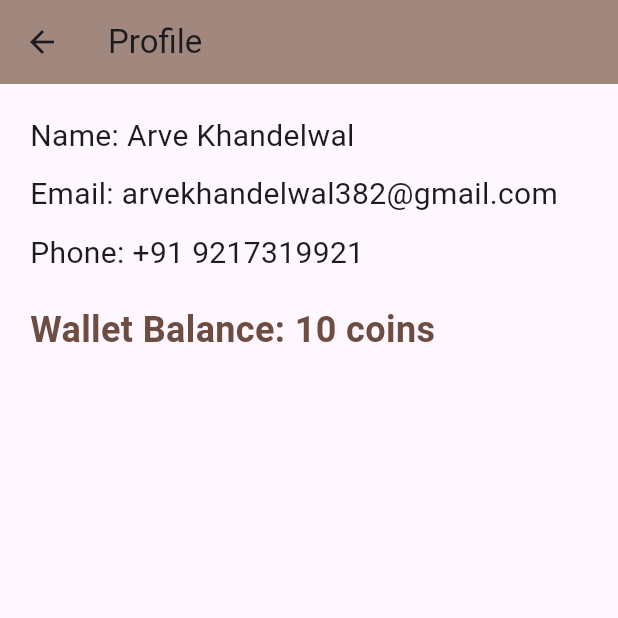
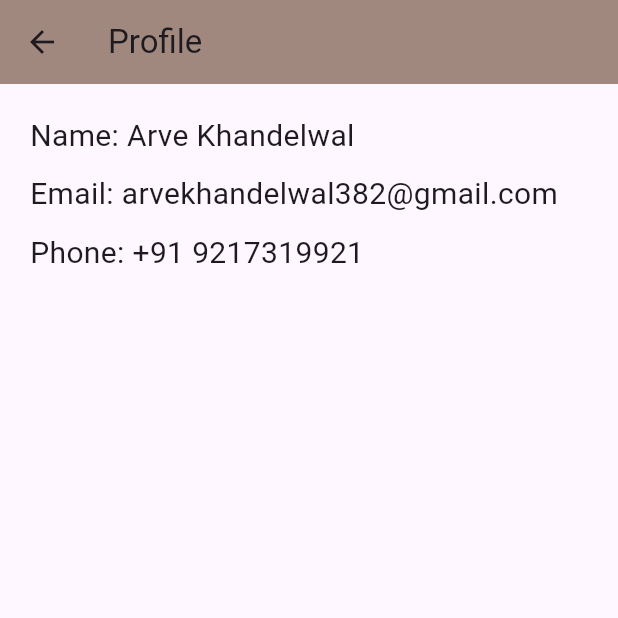
Before and after one commit to arvekhandelwal/mydicegame, a Flutter app: the screen it shows after launch, in the side drawer, after a tap on "Profile", on a phone screen of 412 x 824 dp, the top half of it. Run offline on Flutter 3.47's test engine with Material 3 defaults, Android fonts, the light colour scheme and no system bars; our stand-ins replace fluttertoast.

Commit message:
Final commit

```diff
--- a/lib/main.dart
+++ b/lib/main.dart
@@ -164,7 +164,7 @@ class _HomeState extends State<Home> with SingleTickerProviderStateMixin {
     Navigator.push(
       context,
       MaterialPageRoute(
-        builder: (context) => ProfilePage(wallet: wallet),
+        builder: (context) => ProfilePage(),
       ),
     );
   }
@@ -326,9 +326,7 @@ class _HomeState extends State<Home> with SingleTickerProviderStateMixin {
 }
 
 class ProfilePage extends StatelessWidget {
-  final int wallet;
-
-  ProfilePage({required this.wallet});
+  ProfilePage();
 
   @override
   Widget build(BuildContext context) {
@@ -348,12 +346,6 @@ class ProfilePage extends StatelessWidget {
             SizedBox(height: 10),
             Text("Phone: +91 9217319921", style: TextStyle(fontSize: 20)),
             SizedBox(height: 20),
-            Text("Wallet Balance: $wallet coins",
-                style: TextStyle(
-                    fontSize: 24,
-                    fontWeight: FontWeight.bold,
-                    color: Colors.brown.shade600)
-            ),
           ],
         ),
       ),
```
Also changed, not shown: 1 other file.
